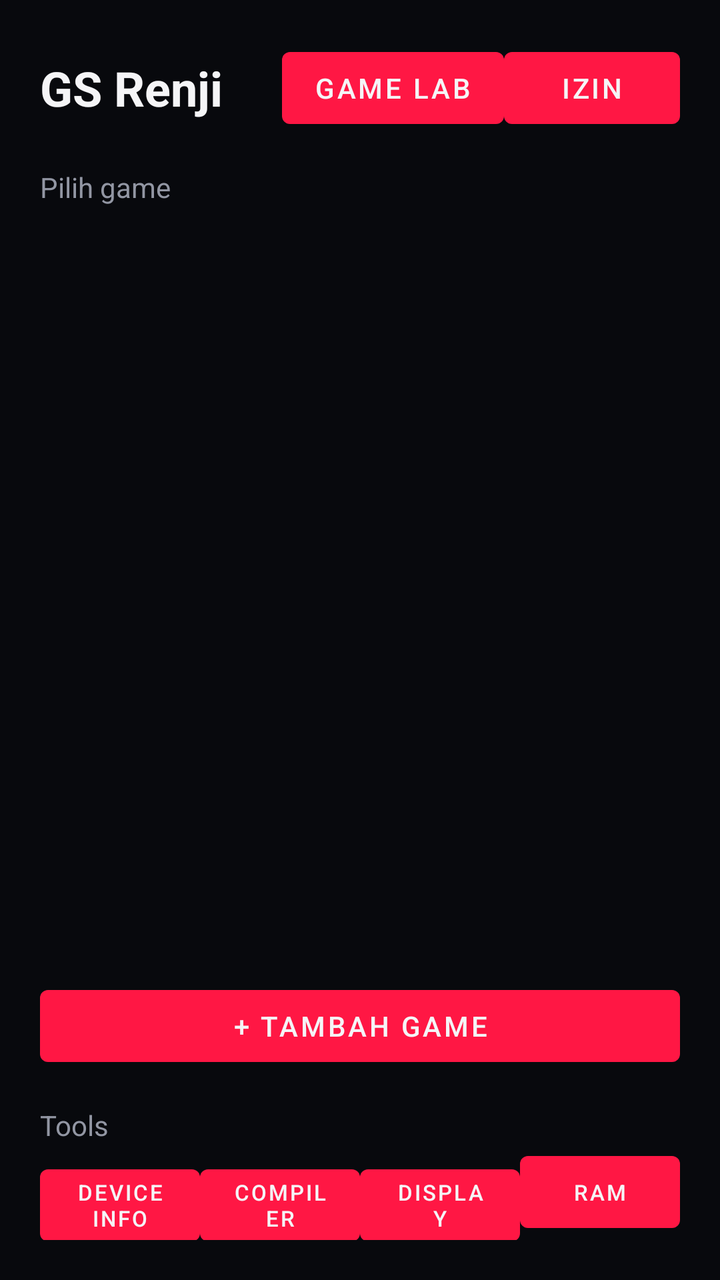
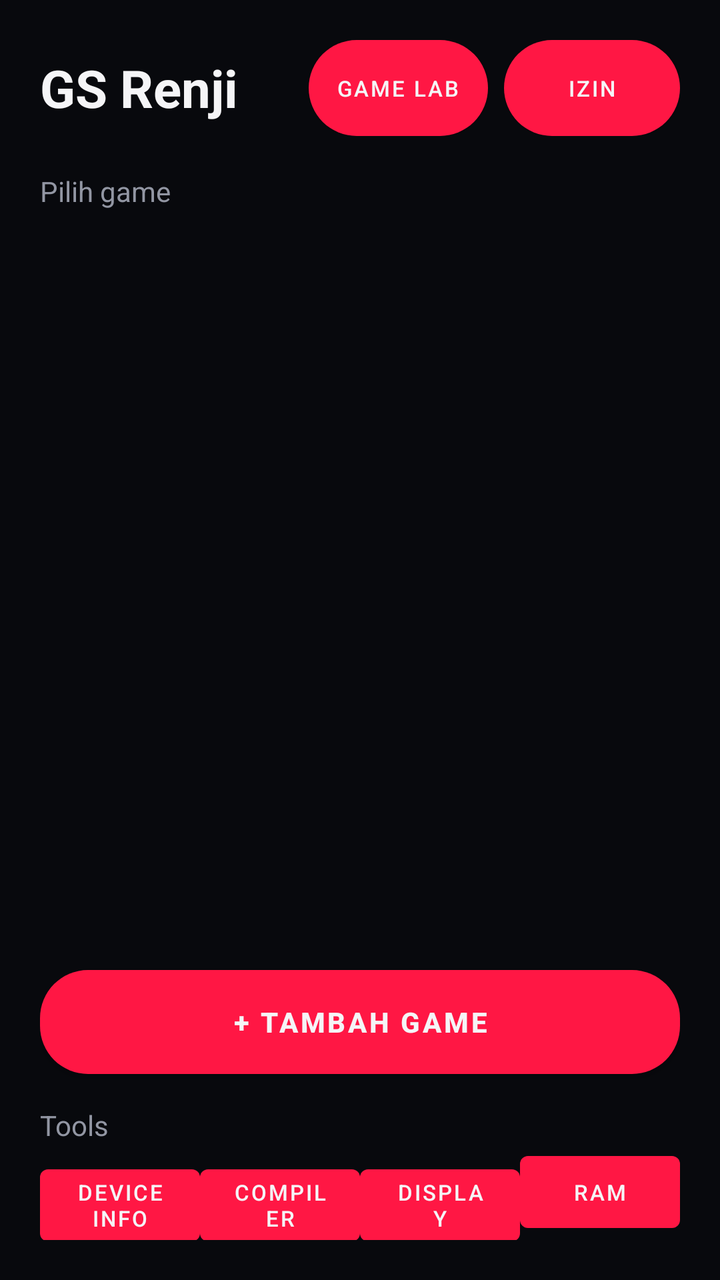

An Android layout rendered at two revisions. The XML below is the earlier revision; the diff shows what the commit changed to produce the second picture.
<!-- AndroidManifest.xml: activity theme Theme.GameSpace -->
<!-- res/layout/activity_game_list.xml -->
<?xml version="1.0" encoding="utf-8"?>
<LinearLayout xmlns:android="http://schemas.android.com/apk/res/android"
    android:layout_width="match_parent"
    android:layout_height="match_parent"
    android:orientation="vertical"
    android:background="@color/bg_dark"
    android:padding="20dp">

    <LinearLayout
        android:layout_width="match_parent"
        android:layout_height="wrap_content"
        android:orientation="horizontal"
        android:gravity="center_vertical">

        <TextView
            android:layout_width="0dp"
            android:layout_height="wrap_content"
            android:layout_weight="1"
            android:text="@string/app_name"
            android:textColor="@color/text_primary"
            android:textSize="24sp"
            android:textStyle="bold" />

        <Button
            android:id="@+id/btnGameLab"
            android:layout_width="wrap_content"
            android:layout_height="wrap_content"
            android:text="@string/btn_game_lab" />

        <Button
            android:id="@+id/btnOpenSettings"
            android:layout_width="wrap_content"
            android:layout_height="wrap_content"
            android:text="@string/btn_permissions" />

    </LinearLayout>

    <TextView
        android:layout_width="wrap_content"
        android:layout_height="wrap_content"
        android:text="@string/label_pick_game"
        android:textColor="@color/text_secondary"
        android:layout_marginTop="16dp"
        android:layout_marginBottom="8dp" />

    <androidx.recyclerview.widget.RecyclerView
        android:id="@+id/recyclerGames"
        android:layout_width="match_parent"
        android:layout_height="0dp"
        android:layout_weight="1" />

    <Button
        android:id="@+id/btnAddGame"
        android:layout_width="match_parent"
        android:layout_height="wrap_content"
        android:layout_marginTop="12dp"
        android:text="@string/btn_add_game" />

    <TextView
        android:layout_width="wrap_content"
        android:layout_height="wrap_content"
        android:text="Tools"
        android:textColor="@color/text_secondary"
        android:layout_marginTop="16dp" />

    <LinearLayout
        android:layout_width="match_parent"
        android:layout_height="wrap_content"
        android:orientation="horizontal">

        <Button android:id="@+id/btnDeviceInfo" android:layout_width="0dp" android:layout_height="wrap_content" android:layout_weight="1" android:text="Device Info" android:textSize="11sp" />
        <Button android:id="@+id/btnRuntimeCompiler" android:layout_width="0dp" android:layout_height="wrap_content" android:layout_weight="1" android:text="Compiler" android:textSize="11sp" />
        <Button android:id="@+id/btnDisplayController" android:layout_width="0dp" android:layout_height="wrap_content" android:layout_weight="1" android:text="Display" android:textSize="11sp" />
        <Button android:id="@+id/btnRamCleaner" android:layout_width="0dp" android:layout_height="wrap_content" android:layout_weight="1" android:text="RAM" android:textSize="11sp" />
    </LinearLayout>

</LinearLayout>
<!-- resources referenced by this layout -->
<resources>
  <color name="bg_dark">#08090D</color>
  <color name="text_primary">#F5F5F7</color>
  <color name="text_secondary">#9296A3</color>
  <string name="app_name">GS Renji</string>
  <string name="btn_add_game">+ Tambah game</string>
  <string name="btn_game_lab">Game Lab</string>
  <string name="btn_permissions">Izin</string>
  <string name="label_pick_game">Pilih game</string>
  <style name="Theme.GameSpace" parent="Theme.MaterialComponents.DayNight.NoActionBar">
          <item name="android:windowBackground">@color/bg_dark</item>
          <item name="colorPrimary">@color/accent</item>
          <item name="colorPrimaryDark">@color/bg_dark</item>
          <item name="colorAccent">@color/accent_glow</item>
          <item name="colorOnPrimary">@color/text_primary</item>
          <item name="android:textColorPrimary">@color/text_primary</item>
          <item name="android:textColorSecondary">@color/text_secondary</item>
          <item name="android:statusBarColor">@color/bg_dark</item>
          <item name="android:navigationBarColor">@color/bg_dark</item>
      </style>
  <color name="accent">#FF1744</color>
  <color name="accent_glow">#FF2D55</color>
</resources>

<!-- the commit's change to res/layout/activity_game_list.xml (unified diff, before → after) -->
@@ -18,19 +18,28 @@
             android:layout_weight="1"
             android:text="@string/app_name"
             android:textColor="@color/text_primary"
-            android:textSize="24sp"
+            android:textSize="26sp"
             android:textStyle="bold" />
 
         <Button
             android:id="@+id/btnGameLab"
             android:layout_width="wrap_content"
             android:layout_height="wrap_content"
+            android:background="@drawable/btn_neon_pill"
+            android:textColor="@color/text_primary"
+            android:textSize="11sp"
+            android:paddingHorizontal="14dp"
             android:text="@string/btn_game_lab" />
 
         <Button
             android:id="@+id/btnOpenSettings"
             android:layout_width="wrap_content"
             android:layout_height="wrap_content"
+            android:layout_marginStart="8dp"
+            android:background="@drawable/btn_neon_pill"
+            android:textColor="@color/text_primary"
+            android:textSize="11sp"
+            android:paddingHorizontal="14dp"
             android:text="@string/btn_permissions" />
 
     </LinearLayout>
@@ -40,8 +49,8 @@
         android:layout_height="wrap_content"
         android:text="@string/label_pick_game"
         android:textColor="@color/text_secondary"
-        android:layout_marginTop="16dp"
-        android:layout_marginBottom="8dp" />
+        android:layout_marginTop="18dp"
+        android:layout_marginBottom="10dp" />
 
     <androidx.recyclerview.widget.RecyclerView
         android:id="@+id/recyclerGames"
@@ -52,8 +61,11 @@
     <Button
         android:id="@+id/btnAddGame"
         android:layout_width="match_parent"
-        android:layout_height="wrap_content"
-        android:layout_marginTop="12dp"
+        android:layout_height="52dp"
+        android:background="@drawable/btn_neon_pill"
+        android:textColor="@color/text_primary"
+        android:textStyle="bold"
+        android:layout_marginTop="14dp"
         android:text="@string/btn_add_game" />
 
     <TextView
<!-- resource entries referenced after the edit -->
@@ -3,6 +3,13 @@
   <color name="bg_dark">#08090D</color>
   <color name="text_primary">#F5F5F7</color>
   <color name="text_secondary">#9296A3</color>
+  <!-- drawable btn_neon_pill (drawable) -->
+  <?xml version="1.0" encoding="utf-8"?>
+  <shape xmlns:android="http://schemas.android.com/apk/res/android"
+      android:shape="rectangle">
+      <solid android:color="@color/accent" />
+      <corners android:radius="24dp" />
+  </shape>
   <string name="app_name">GS Renji</string>
   <string name="btn_add_game">+ Tambah game</string>
   <string name="btn_game_lab">Game Lab</string>
